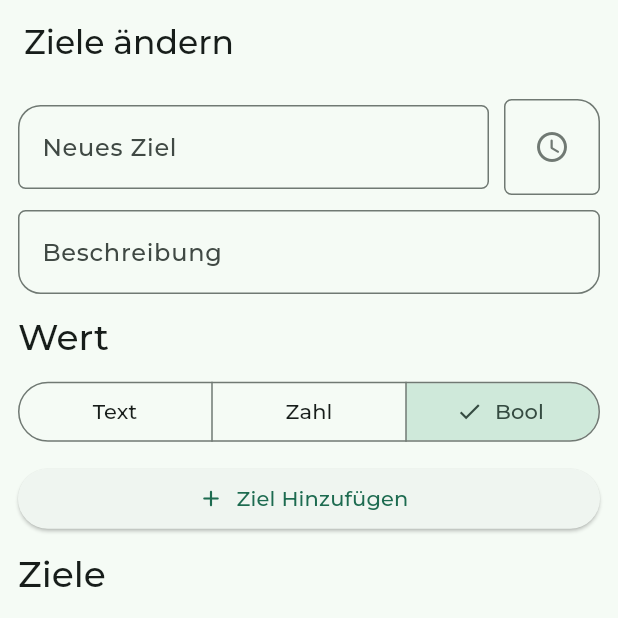
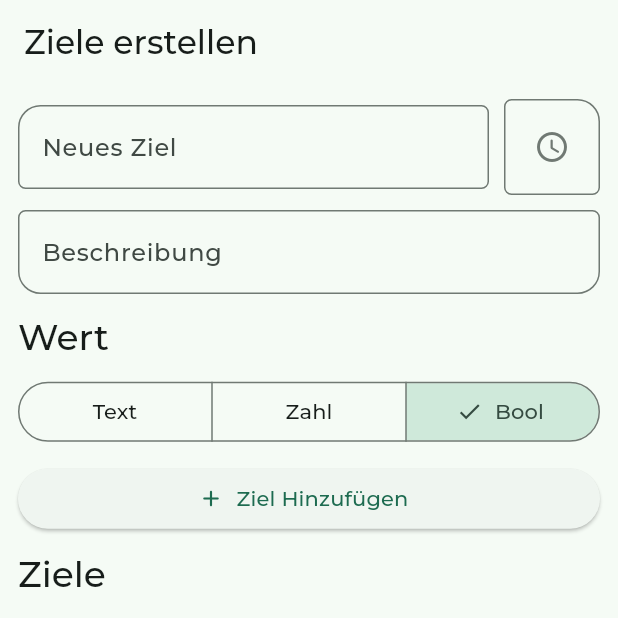
Before and after one commit to zTomz/On-Track, a Flutter app: the DataPage screen opened directly, item 3 of the bottom bar chosen, after a tap on "Ziele ändern", on a phone screen of 412 x 824 dp, the top half of it. Run offline on Flutter 3.47's test engine with Material 3 defaults, Android fonts, the phone set to English and light mode, and no system bars; our stand-ins replace fl_chart, flutter_hooks, hive, hive_flutter; accounts and stored records are empty; generated files the repository leaves out were written again; project files that could hold a hidden picture were left out.

Commit message:
Verious bug fixes

```diff
--- a/lib/main.dart
+++ b/lib/main.dart
@@ -2,6 +2,7 @@ import 'package:flutter/material.dart';
 import 'package:hive_flutter/adapters.dart';
 import 'package:ontrack/constants/colors.dart';
 import 'package:ontrack/models/goal/goal.dart';
+import 'package:ontrack/pages/edit_goals_page.dart';
 import 'package:ontrack/pages/home_page.dart';
 import 'package:ontrack/provider/goal_provider.dart';
 import 'package:ontrack/provider/settings_provider.dart';
@@ -41,6 +42,7 @@ class MyApp extends StatelessWidget {
   @override
   Widget build(BuildContext context) {
     final settingsProvider = context.watch<SettingsProvider>();
+    final allGoals = context.read<GoalProvider>().allGoals;
 
     return MaterialApp(
       title: 'ontrack',
@@ -58,7 +60,7 @@ class MyApp extends StatelessWidget {
         ),
       ),
       themeMode: settingsProvider.themeMode,
-      home: const HomePage(),
+      home: allGoals.isEmpty ? const EditGoalsPage() : const HomePage(),
     );
   }
 }
--- a/lib/pages/data_page.dart
+++ b/lib/pages/data_page.dart
@@ -17,7 +17,7 @@ class DataPage extends StatelessWidget {
     final lineChartData = goalProvider.getLineChartDataForWeek(
       goalProvider.selectedWeek,
     );
-    final boolDataForMonth = goalProvider.getBoolDataForWeek(
+    final boolDataForWeek = goalProvider.getBoolDataForWeek(
       goalProvider.selectedWeek,
     );
 
@@ -101,10 +101,10 @@ class DataPage extends StatelessWidget {
           Expanded(
             flex: 2,
             child: ListView.builder(
-              itemCount: boolDataForMonth.values.length,
+              itemCount: boolDataForWeek.values.length,
               itemBuilder: (context, index) {
-                final title = boolDataForMonth.keys.toList().elementAt(index);
-                final values = boolDataForMonth.values.elementAt(index);
+                final title = boolDataForWeek.keys.toList().elementAt(index);
+                final values = boolDataForWeek.values.elementAt(index);
 
                 return Padding(
                   padding:
--- a/lib/pages/edit_goals_page.dart
+++ b/lib/pages/edit_goals_page.dart
@@ -30,20 +30,27 @@ class EditGoalsPageState extends State<EditGoalsPage> {
     final goalProvider = context.watch<GoalProvider>();
 
     final weekdayController = usePageController(
-      viewportFraction: 0.45,
+      viewportFraction: 0.55,
     );
     final taskTextController = useTextEditingController();
     final descriptionTextController = useTextEditingController();
 
     return Scaffold(
       appBar: AppBar(
-        title: const Text('Ziele ändern'),
+        title: Text(
+          'Ziele ${goalProvider.allGoals.isEmpty ? "erstellen" : "ändern"}',
+        ),
         automaticallyImplyLeading: false,
       ),
       floatingActionButton: MediaQuery.of(context).viewInsets.bottom > 0
           ? null
           : FloatingActionButton.extended(
               onPressed: () {
+                if (goalProvider.allGoals.isEmpty) {
+                  context.showSnackBar("Bitte füge mindestens 1 Ziel hinzu.");
+                  return;
+                }
+
                 context.push(const HomePage());
               },
               icon: const Icon(Icons.arrow_forward_rounded),
--- a/lib/provider/goal_provider.dart
+++ b/lib/provider/goal_provider.dart
@@ -7,13 +7,6 @@ class GoalProvider extends ChangeNotifier {
   GoalProvider() {
     _days = Storage.loadDays();
     _allGoals = Storage.loadGoals();
-
-    generateFakeDaysData(
-      50,
-      startFrom: DateTime.now().subtract(
-        const Duration(days: 1),
-      ),
-    );
 
     if (!_days.containsKey(extractDay(DateTime.now()))) {
       addDay(DateTime.now(), notify: false);
@@ -191,6 +184,8 @@ class GoalProvider extends ChangeNotifier {
     for (DateTime day in weekRange(week)) {
       if (dayExists(day)) {
         daysToUse[extractDay(day)] = _days[extractDay(day)]!;
+      } else {
+        daysToUse[extractDay(day)] = {};
       }
     }
 
@@ -214,6 +209,9 @@ class GoalProvider extends ChangeNotifier {
       }
     }
 
+    print("Days to use: $daysToUse");
+    print("Goals to use: $goalsToUse");
+
     for (Goal goal in goalsToUse) {
       // If data for this goal does not exist, create it
       if (!data.containsKey(goal.task)) {
@@ -230,6 +228,8 @@ class GoalProvider extends ChangeNotifier {
         }
       }
     }
+
+    print(data);
 
     return data;
   }
```
